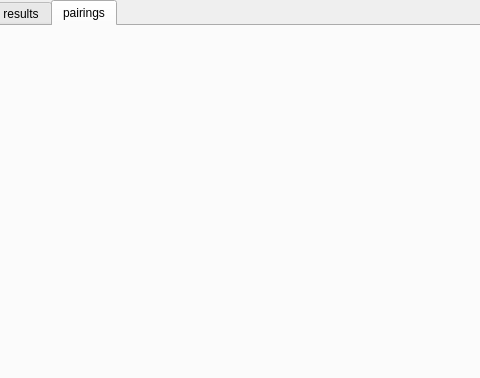
Before: the Qt Designer form chess_pairing_program/pairings.ui in szachiszta/chess-pairing-program, drawn with Qt 5; both pictures show x 92 to 572 and y 0 to 378 of the 768 by 482 pixel window.
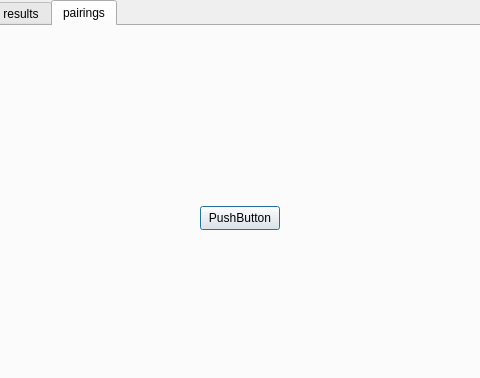
After: the same form once the commit is applied. The open tabs and pages were chosen to show the change.

```diff
--- a/chess_pairing_program/pairings.ui
+++ b/chess_pairing_program/pairings.ui
@@ -49,6 +49,19 @@
     <attribute name="title">
      <string>pairings</string>
     </attribute>
+    <widget class="QPushButton" name="pushButton">
+     <property name="geometry">
+      <rect>
+       <x>290</x>
+       <y>180</y>
+       <width>80</width>
+       <height>24</height>
+      </rect>
+     </property>
+     <property name="text">
+      <string>PushButton</string>
+     </property>
+    </widget>
    </widget>
   </widget>
  </widget>
```
Left out of the diff: 2 changed lines with no effect on the pictures.
